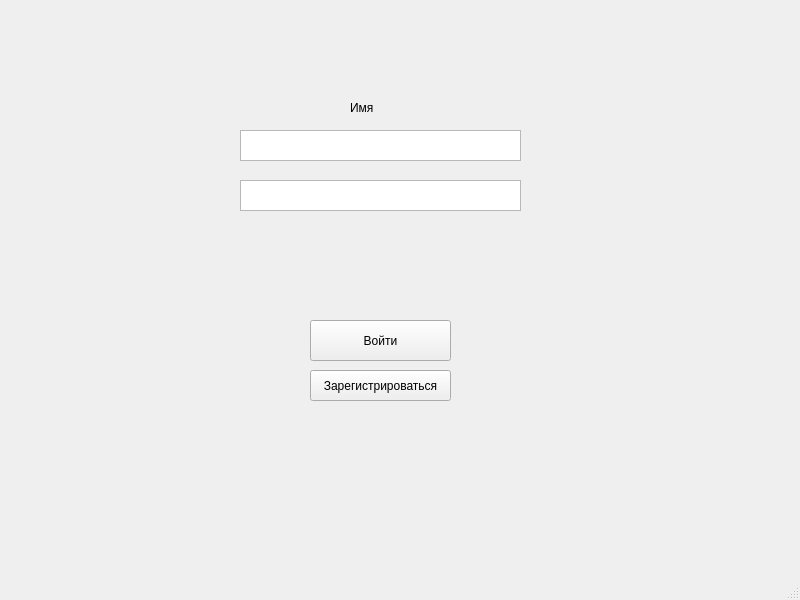
Sermob112/SmtuGui, file smtuIdle/QT/LoginWindow.ui: the form before one commit.
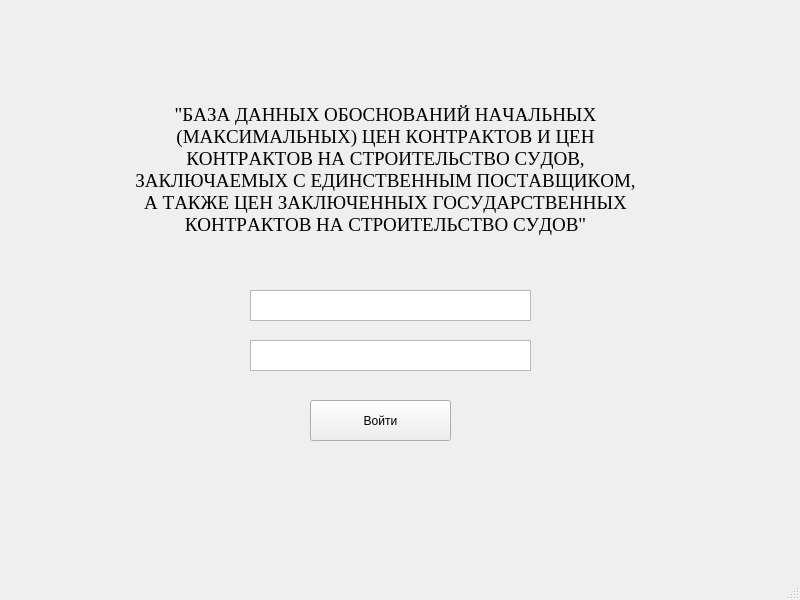
The form after the commit.

Diff of the .ui file:
```diff
--- a/smtuIdle/QT/LoginWindow.ui
+++ b/smtuIdle/QT/LoginWindow.ui
@@ -18,7 +18,7 @@
     <property name="geometry">
      <rect>
       <x>310</x>
-      <y>320</y>
+      <y>400</y>
       <width>141</width>
       <height>41</height>
      </rect>
@@ -27,37 +27,11 @@
      <string>Войти</string>
     </property>
    </widget>
-   <widget class="QPushButton" name="Registration">
-    <property name="geometry">
-     <rect>
-      <x>310</x>
-      <y>370</y>
-      <width>141</width>
-      <height>31</height>
-     </rect>
-    </property>
-    <property name="text">
-     <string>Зарегистрироваться</string>
-    </property>
-   </widget>
-   <widget class="QLabel" name="label">
-    <property name="geometry">
-     <rect>
-      <x>350</x>
-      <y>100</y>
-      <width>48</width>
-      <height>16</height>
-     </rect>
-    </property>
-    <property name="text">
-     <string>Имя</string>
-    </property>
-   </widget>
    <widget class="QTextEdit" name="LoginEdit">
     <property name="geometry">
      <rect>
-      <x>240</x>
-      <y>130</y>
+      <x>250</x>
+      <y>290</y>
       <width>281</width>
       <height>31</height>
      </rect>
@@ -66,13 +40,45 @@
    <widget class="QTextEdit" name="PasswordEdit">
     <property name="geometry">
      <rect>
-      <x>240</x>
-      <y>180</y>
+      <x>250</x>
+      <y>340</y>
       <width>281</width>
       <height>31</height>
      </rect>
     </property>
    </widget>
+   <widget class="QLabel" name="label">
+    <property name="geometry">
+     <rect>
+      <x>130</x>
+      <y>70</y>
+      <width>511</width>
+      <height>201</height>
+     </rect>
+    </property>
+    <property name="sizeIncrement">
+     <size>
+      <width>0</width>
+      <height>0</height>
+     </size>
+    </property>
+    <property name="font">
+     <font>
+      <family>Times New Roman</family>
+      <pointsize>14</pointsize>
+      <kerning>false</kerning>
+     </font>
+    </property>
+    <property name="text">
+     <string>&lt;html&gt;&lt;head/&gt;&lt;body&gt;&lt;p align=&quot;center&quot;&gt;&amp;quot;БАЗА ДАННЫХ ОБОСНОВАНИЙ НАЧАЛЬНЫХ (МАКСИМАЛЬНЫХ) ЦЕН КОНТРАКТОВ И ЦЕН КОНТРАКТОВ НА СТРОИТЕЛЬСТВО СУДОВ, ЗАКЛЮЧАЕМЫХ С ЕДИНСТВЕННЫМ ПОСТАВЩИКОМ, А ТАКЖЕ ЦЕН ЗАКЛЮЧЕННЫХ ГОСУДАРСТВЕННЫХ КОНТРАКТОВ НА СТРОИТЕЛЬСТВО СУДОВ&amp;quot;&lt;/p&gt;&lt;/body&gt;&lt;/html&gt;</string>
+    </property>
+    <property name="textFormat">
+     <enum>Qt::AutoText</enum>
+    </property>
+    <property name="wordWrap">
+     <bool>true</bool>
+    </property>
+   </widget>
   </widget>
   <widget class="QMenuBar" name="menubar">
    <property name="geometry">
```
